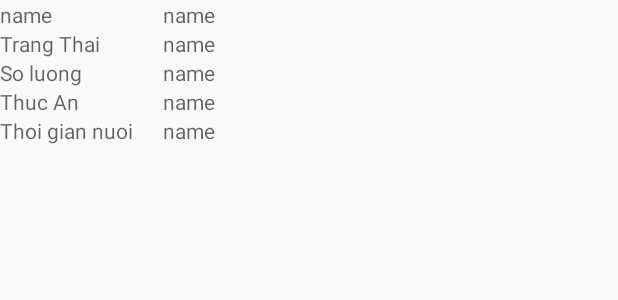
After one commit to ducvp12/DuAn1, an Android app: the layout item_chitiet.xml on its own in the app's theme, with its tools: preview values and no code run, on a phone screen of 412 x 824 dp. The commit adds this screen. Shown: the top 300 px of the screen. Run offline under Robolectric (Android 15) with nearby library versions, the phone set to English and light mode, and no system bars.

Commit message:
chi tiet vat nuoi

```diff
--- a/app/src/main/AndroidManifest.xml
+++ b/app/src/main/AndroidManifest.xml
@@ -24,7 +24,6 @@
         <activity android:name=".AddVatnuoiActivity" />
         <activity android:name=".ThongtinActivity" />
         <activity android:name=".WebViewActivity" />
-        <activity android:name=".ChitietQuanLy_activity"></activity>
     </application>
 
 </manifest>
--- /dev/null
+++ b/app/src/main/res/layout/item_chitiet.xml
@@ -0,0 +1,67 @@
+<?xml version="1.0" encoding="utf-8"?>
+<LinearLayout xmlns:android="http://schemas.android.com/apk/res/android"
+    android:orientation="horizontal" android:layout_width="match_parent"
+    android:layout_height="match_parent">
+    <LinearLayout
+        android:layout_width="wrap_content"
+        android:layout_height="wrap_content"
+        android:layout_marginRight="20dp"
+        android:orientation="vertical">
+        <TextView
+            android:layout_width="wrap_content"
+            android:hint="name"
+            android:layout_height="wrap_content"
+            />
+        <TextView
+            android:layout_width="wrap_content"
+            android:hint="Trang Thai"
+            android:layout_height="wrap_content"
+          />
+        <TextView
+            android:layout_width="wrap_content"
+            android:hint="So luong"
+            android:layout_height="wrap_content"
+           />
+        <TextView
+            android:layout_width="wrap_content"
+            android:hint="Thuc An"
+            android:layout_height="wrap_content"
+           />
+        <TextView
+            android:layout_width="wrap_content"
+            android:hint="Thoi gian nuoi"
+            android:layout_height="wrap_content"
+           />
+    </LinearLayout>
+
+<LinearLayout
+    android:layout_width="wrap_content"
+    android:layout_height="wrap_content"
+    android:orientation="vertical">
+    <TextView
+        android:layout_width="wrap_content"
+        android:hint="name"
+        android:layout_height="wrap_content"
+        android:id="@+id/tv1"/>
+    <TextView
+        android:layout_width="wrap_content"
+        android:hint="name"
+        android:layout_height="wrap_content"
+        android:id="@+id/tv2"/>
+    <TextView
+        android:layout_width="wrap_content"
+        android:hint="name"
+        android:layout_height="wrap_content"
+        android:id="@+id/tv3"/>
+    <TextView
+        android:layout_width="wrap_content"
+        android:hint="name"
+        android:layout_height="wrap_content"
+        android:id="@+id/tv4"/>
+    <TextView
+        android:layout_width="wrap_content"
+        android:hint="name"
+        android:layout_height="wrap_content"
+        android:id="@+id/tv5"/>
+</LinearLayout>
+</LinearLayout>
```
Also changed, not shown: app/src/main/java/vn/edu/poly/qunlvtnui/ChitietQuanLy_activity.java (deleted, +0 -30 lines), app/src/main/java/vn/edu/poly/qunlvtnui/QuanlyActivity.java (+31 -8 lines), app/src/main/res/layout/activity_chitiet_quan_ly_activity.xml (deleted, +0 -36 lines), app/src/main/res/layout/dialog_chitet.xml (added, +64 -0 lines).
